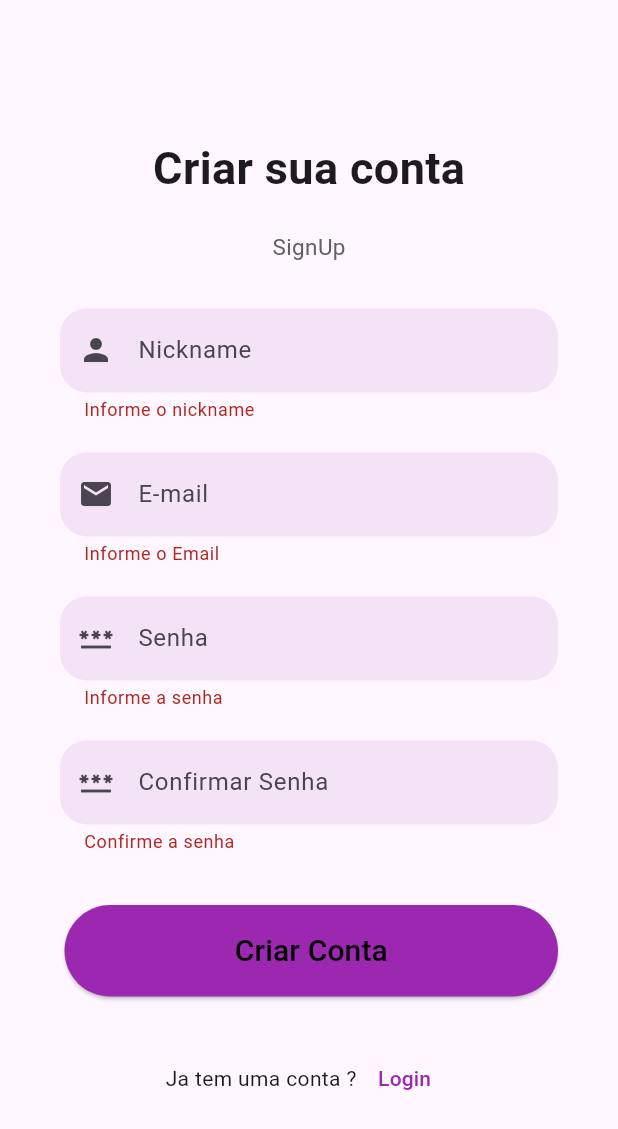
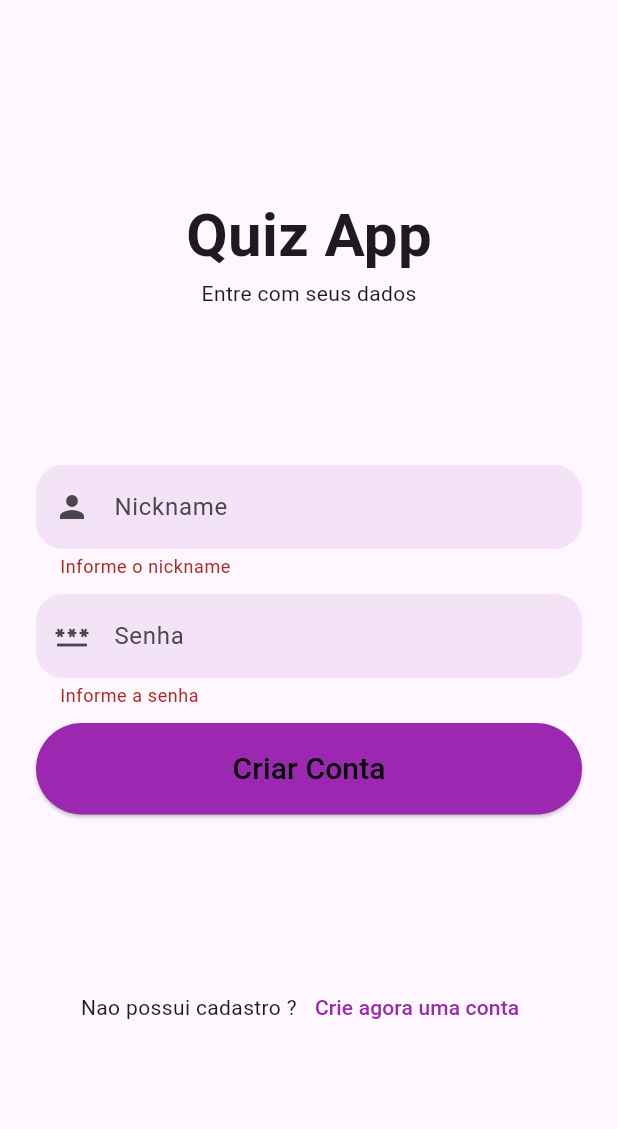
Before and after one commit to filizzolalucca/quiz_app_front_end_flutter, a Flutter app: the screen it shows after launch, on a phone screen of 412 x 824 dp. Shown: the top 1129 px of the screen. Run offline on Flutter 3.47's test engine with Material 3 defaults, Android fonts, the phone set to English and light mode, and no system bars; our stand-ins replace get_it; accounts and stored records are empty.

Commit message:
criando tela de login e navegacao para cadastro

```diff
--- a/quiz_teste/quiz/lib/main.dart
+++ b/quiz_teste/quiz/lib/main.dart
@@ -1,10 +1,9 @@
 import 'package:flutter/material.dart';
 import 'package:provider/provider.dart';
+import 'package:quiz/modules/sign_in/view_model/sign_in_view_model.dart';
+import 'package:quiz/modules/sign_in/views/sign_in_screen.dart';
 import 'package:quiz/modules/sign_up/view_model/sign_up_view_model.dart';
-import 'package:quiz/modules/sign_up/views/sign_up_screen.dart';
-import 'package:quiz/modules/user_exemple/view_models/user_details_viewModel.dart';
 import 'package:quiz/modules/user_exemple/view_models/users_view_model.dart';
-import 'package:quiz/modules/user_exemple/views/home_screen.dart';
 import 'package:quiz/utils/injection_container.dart';
 
 void main() {
@@ -21,11 +20,11 @@ class MyApp extends StatelessWidget {
     return MultiProvider(
       providers: [
         ChangeNotifierProvider(create: (_) => UserViewModel.initialize()),
-        ChangeNotifierProvider(create: (_) => SignUpViewModel()),
+        ChangeNotifierProvider(create: (_) => SignInViewModel())
       ],
       child: const MaterialApp(
         title: 'Quiz App',
-        home: SignupPage(),
+        home: LoginPage(),
       ),
     );
   }
--- /dev/null
+++ b/quiz_teste/quiz/lib/modules/sign_in/view_model/sign_in_view_model.dart
@@ -0,0 +1,48 @@
+import 'package:flutter/cupertino.dart';
+import 'package:quiz/utils/navigation_utils.dart';
+
+class SignInViewModel extends ChangeNotifier {
+  bool autoValidate = false;
+
+  String? nickName;
+  String? password;
+
+  GlobalKey<FormState> key = GlobalKey();
+
+  String? validarNome(String? value) {
+    if (value == null || value.isEmpty) {
+      nickName = null; // Reseta o nickname se for nulo ou vazio
+      return "Informe o nickname";
+    } else {
+      nickName = value;
+      return null;
+    }
+  }
+
+  String? validarSenha(String? value) {
+    if (value == null || value.isEmpty) {
+      password = null; // Reseta a senha se for nula ou vazia
+      return "Informe a senha";
+    } else {
+      password = value;
+      return null;
+    }
+  }
+
+  sendForm() {
+    if (key.currentState != null) {
+      if (key.currentState!.validate()) {
+        key.currentState!.save();
+        //aqui vou fazer a conexao com o back
+        print("Nome $nickName");
+      } else {
+        autoValidate = true;
+      }
+    }
+    notifyListeners();
+  }
+
+  navigateToCreateAccount(BuildContext context) {
+    openCreateAccount(context);
+  }
+}
--- /dev/null
+++ b/quiz_teste/quiz/lib/modules/sign_in/views/sign_in_screen.dart
@@ -0,0 +1,105 @@
+import 'package:flutter/material.dart';
+import 'package:provider/provider.dart';
+import 'package:quiz/modules/sign_in/view_model/sign_in_view_model.dart';
+
+class LoginPage extends StatelessWidget {
+  const LoginPage({super.key});
+
+  @override
+  Widget build(BuildContext context) {
+    SignInViewModel signInViewModel = context.watch<SignInViewModel>();
+    return MaterialApp(
+      debugShowCheckedModeBanner: false,
+      home: Scaffold(
+        body: Container(
+          margin: const EdgeInsets.all(24),
+          child: Column(
+            mainAxisAlignment: MainAxisAlignment.spaceEvenly,
+            children: [
+              _header(context),
+              Form(
+                key: signInViewModel.key,
+                child: _inputField(signInViewModel),
+                autovalidateMode: AutovalidateMode.always,
+              ),
+              _signup(signInViewModel, context),
+            ],
+          ),
+        ),
+      ),
+    );
+  }
+
+  _header(context) {
+    return const Column(
+      children: [
+        Text(
+          "Quiz App",
+          style: TextStyle(fontSize: 40, fontWeight: FontWeight.bold),
+        ),
+        Text("Entre com seus dados"),
+      ],
+    );
+  }
+
+  _inputField(SignInViewModel signInViewModel) {
+    return Column(
+      crossAxisAlignment: CrossAxisAlignment.stretch,
+      children: [
+        TextFormField(
+          decoration: InputDecoration(
+              hintText: "Nickname",
+              border: OutlineInputBorder(
+                  borderRadius: BorderRadius.circular(18),
+                  borderSide: BorderSide.none),
+              fillColor: Colors.purple.withOpacity(0.1),
+              filled: true,
+              prefixIcon: const Icon(Icons.person)),
+          validator: (value) => signInViewModel.validarNome(value),
+        ),
+        const SizedBox(height: 10),
+        TextFormField(
+            decoration: InputDecoration(
+                hintText: "Senha",
+                border: OutlineInputBorder(
+                    borderRadius: BorderRadius.circular(18),
+                    borderSide: BorderSide.none),
+                fillColor: Colors.purple.withOpacity(0.1),
+                filled: true,
+                prefixIcon: const Icon(Icons.password)),
+            validator: (value) => signInViewModel.validarSenha(value),
+            obscureText: true),
+        const SizedBox(height: 10),
+        ElevatedButton(
+          onPressed: () {},
+          style: ElevatedButton.styleFrom(
+            shape: const StadiumBorder(),
+            padding: const EdgeInsets.symmetric(vertical: 16),
+            backgroundColor: Colors.purple,
+          ),
+          child: const Text(
+            "Criar Conta",
+            style: TextStyle(fontSize: 20, color: Colors.black),
+          ),
+        )
+      ],
+    );
+  }
+
+  _signup(SignInViewModel signInViewModel, context) {
+    return Row(
+      mainAxisAlignment: MainAxisAlignment.center,
+      children: [
+        const Text("Nao possui cadastro ?"),
+        TextButton(
+            onPressed: () {
+              signInViewModel.navigateToCreateAccount(context);
+            },
+            child: const Text(
+              "Crie agora uma conta",
+              style: TextStyle(color: Colors.purple),
+            ))
+      ],
+    );
+  }
+}
--- a/quiz_teste/quiz/lib/utils/navigation_utils.dart
+++ b/quiz_teste/quiz/lib/utils/navigation_utils.dart
@@ -1,9 +1,23 @@
 import 'package:flutter/material.dart';
 import 'package:provider/provider.dart';
+import 'package:quiz/modules/sign_up/view_model/sign_up_view_model.dart';
+import 'package:quiz/modules/sign_up/views/sign_up_screen.dart';
 import 'package:quiz/modules/user_exemple/models/user_list_model.dart';
 import 'package:quiz/modules/user_exemple/view_models/user_details_viewModel.dart';
 import 'package:quiz/modules/user_exemple/views/add_user_screen.dart';
 import 'package:quiz/modules/user_exemple/views/user_details_screen.dart';
+
+void openCreateAccount(BuildContext context) async {
+  Navigator.push(
+    context,
+    MaterialPageRoute(
+      builder: (context) => ChangeNotifierProvider(
+        create: (context) => SignUpViewModel(),
+        child: const SignupPage(),
+      ),
+    ),
+  );
+}
 
 void openUserDetails(BuildContext context, UserModel userModel) async {
   Navigator.push(
@@ -12,18 +26,14 @@ void openUserDetails(BuildContext context, UserModel userModel) async {
       builder: (context) => ChangeNotifierProvider(
         create: (context) => UserDetailsViewModel(userModel),
         child: UserDetailsScreen(),
-        ),
       ),
-    );
-
+    ),
+  );
 }
-
 
 void openAddUser(BuildContext context) async {
   Navigator.push(
     context,
-    MaterialPageRoute(
-      builder: (context) => AddUserScreen()
-      ),
-    );
+    MaterialPageRoute(builder: (context) => AddUserScreen()),
+  );
 }
```
